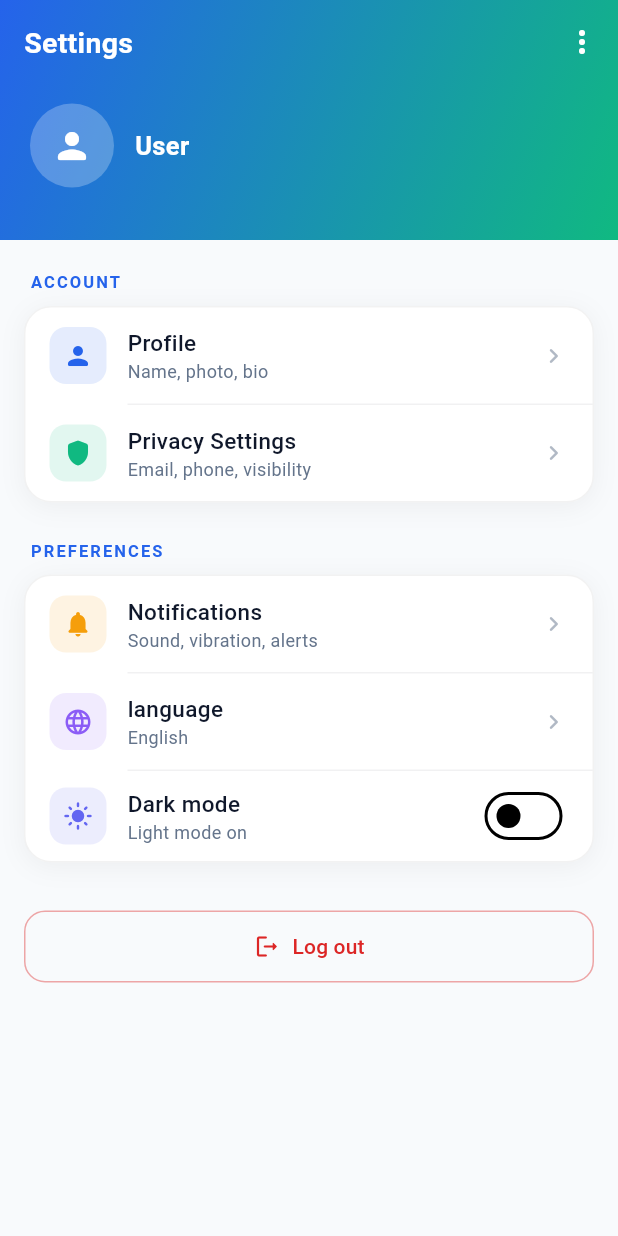
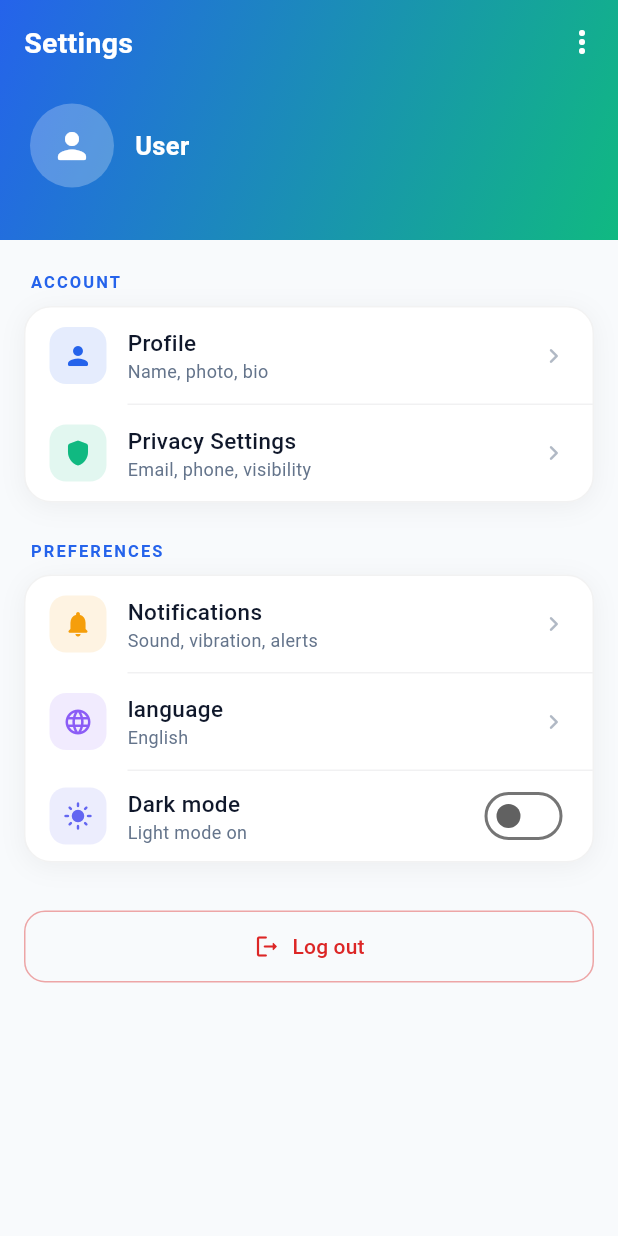
Before and after one commit to BasharSayyedAhmad/talcove, a Flutter app: the SettingsScreen screen opened directly, on a phone screen of 412 x 824 dp. Run offline on Flutter 3.47's test engine with Material 3 defaults, Android fonts, the phone set to English and light mode, and no system bars; our stand-ins replace cookie_jar, dio, dio_cookie_manager, flutter_native_splash, flutter_riverpod, google_sign_in and 3 more; accounts and stored records are empty; generated files the repository leaves out were written again.

Commit message:
change dark mode button color

```diff
--- a/lib/features/settings/settings_screen.dart
+++ b/lib/features/settings/settings_screen.dart
@@ -231,6 +231,17 @@ class SettingsScreen extends ConsumerWidget {
                           Switch.adaptive(
                             value: theme == ThemeMode.dark,
                             activeTrackColor: colorScheme.primary,
+                            // inactiveTrackColor: Colors.grey.shade300,
+                            inactiveThumbColor: Colors.grey.shade700,
+                            trackOutlineColor: WidgetStateProperty.resolveWith((
+                              states,
+                            ) {
+                              if (states.contains(WidgetState.selected)) {
+                                return Colors.transparent;
+                              }
+                              //
+                              return Colors.grey.shade600;
+                            }),
                             onChanged: (_) => ref
                                 .read(themeNotifierProvider.notifier)
                                 .toggleTheme(),
--- a/lib/shared/services/chat_storage_service.dart
+++ b/lib/shared/services/chat_storage_service.dart
@@ -16,7 +16,7 @@ class ChatStorageService {
     final key = _getKey(chatId);
     final messagesJson = messages.map((m) => m.toJson()).toList();
     await _box.put(key, messagesJson);
-    print("💾 Saved ${messages.length} messages for chat: $chatId");
+    print(" Saved ${messages.length} messages for chat: $chatId");
   }
 
   // جلب الرسائل لمحادثة معينة
```
